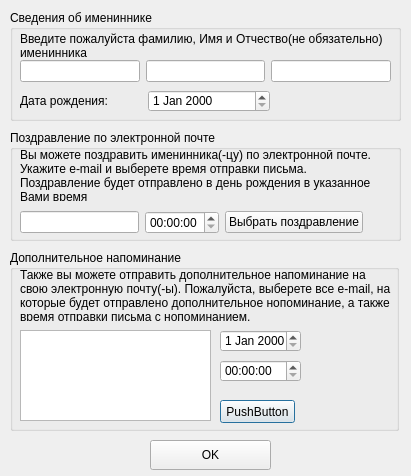
This is adddatadialog.ui in RyabovaKseniya/course-work.Calendar. as Qt 5 draws it before an edit. The edited form follows.
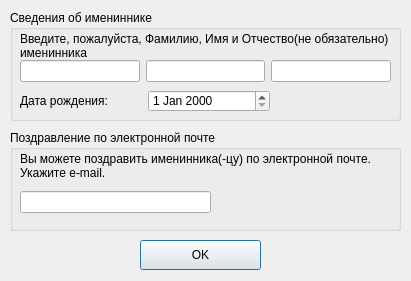
This is the edited form.

Patch:
```diff
--- a/adddatadialog.ui
+++ b/adddatadialog.ui
@@ -10,19 +10,19 @@
     <x>0</x>
     <y>0</y>
     <width>411</width>
-    <height>476</height>
+    <height>281</height>
    </rect>
   </property>
   <property name="minimumSize">
    <size>
     <width>411</width>
-    <height>476</height>
+    <height>281</height>
    </size>
   </property>
   <property name="maximumSize">
    <size>
     <width>411</width>
-    <height>476</height>
+    <height>281</height>
    </size>
   </property>
   <property name="acceptDrops">
@@ -121,84 +121,31 @@
      </rect>
     </property>
     <property name="text">
-     <string>Введите пожалуйста фамилию, Имя и Отчество(не обязательно) именинника</string>
+     <string>Введите, пожалуйста, Фамилию, Имя и Отчество(не обязательно) именинника</string>
     </property>
     <property name="wordWrap">
      <bool>true</bool>
     </property>
    </widget>
   </widget>
-  <widget class="QGroupBox" name="reminderDateEmailGroup">
+  <widget class="QPushButton" name="okSaveDataButton">
    <property name="geometry">
     <rect>
-     <x>10</x>
-     <y>250</y>
-     <width>389</width>
-     <height>181</height>
+     <x>140</x>
+     <y>240</y>
+     <width>121</width>
+     <height>30</height>
     </rect>
    </property>
-   <property name="title">
-    <string>Дополнительное напоминание</string>
+   <property name="minimumSize">
+    <size>
+     <width>40</width>
+     <height>30</height>
+    </size>
    </property>
-   <widget class="QLabel" name="txtReminderEmail">
-    <property name="geometry">
-     <rect>
-      <x>10</x>
-      <y>20</y>
-      <width>371</width>
-      <height>51</height>
-     </rect>
-    </property>
-    <property name="text">
-     <string>Также вы можете отправить дополнительное напоминание на свою электронную почту(-ы). Пожалуйста, выберете все e-mail, на которые будет отправлено дополнительное нопоминание, а также время отправки письма с нопоминанием.</string>
-    </property>
-    <property name="wordWrap">
-     <bool>true</bool>
-    </property>
-   </widget>
-   <widget class="QListWidget" name="choiceEmailUser">
-    <property name="geometry">
-     <rect>
-      <x>10</x>
-      <y>80</y>
-      <width>191</width>
-      <height>91</height>
-     </rect>
-    </property>
-   </widget>
-   <widget class="QDateEdit" name="choiceListRemindDateUser">
-    <property name="geometry">
-     <rect>
-      <x>210</x>
-      <y>80</y>
-      <width>81</width>
-      <height>22</height>
-     </rect>
-    </property>
-   </widget>
-   <widget class="QTimeEdit" name="choiceListRemindTimeUser">
-    <property name="geometry">
-     <rect>
-      <x>210</x>
-      <y>110</y>
-      <width>81</width>
-      <height>22</height>
-     </rect>
-    </property>
-   </widget>
-   <widget class="QPushButton" name="pushButton">
-    <property name="geometry">
-     <rect>
-      <x>210</x>
-      <y>150</y>
-      <width>75</width>
-      <height>23</height>
-     </rect>
-    </property>
-    <property name="text">
-     <string>PushButton</string>
-    </property>
-   </widget>
+   <property name="text">
+    <string>OK</string>
+   </property>
   </widget>
   <widget class="QGroupBox" name="congratulationGroup">
    <property name="geometry">
@@ -206,7 +153,7 @@
      <x>10</x>
      <y>130</y>
      <width>391</width>
-     <height>111</height>
+     <height>101</height>
     </rect>
    </property>
    <property name="title">
@@ -216,25 +163,25 @@
     <property name="geometry">
      <rect>
       <x>10</x>
-      <y>20</y>
+      <y>10</y>
       <width>361</width>
       <height>51</height>
      </rect>
     </property>
     <property name="text">
      <string>Вы можете поздравить именинника(-цу) по электронной почте.
-Укажите e-mail и выберете время отправки письма. Поздравление будет отправлено в день рождения в указанное Вами время</string>
+Укажите e-mail. </string>
     </property>
     <property name="wordWrap">
      <bool>true</bool>
     </property>
    </widget>
-   <widget class="QWidget" name="layoutWidget">
+   <widget class="QWidget" name="layoutWidget_2">
     <property name="geometry">
      <rect>
       <x>10</x>
-      <y>80</y>
-      <width>343</width>
+      <y>60</y>
+      <width>191</width>
       <height>25</height>
      </rect>
     </property>
@@ -242,38 +189,9 @@
      <item>
       <widget class="QLineEdit" name="emailFieldSender"/>
      </item>
-     <item>
-      <widget class="QTimeEdit" name="choiceListHoursReminder"/>
-     </item>
-     <item>
-      <widget class="QPushButton" name="chooseButton">
-       <property name="text">
-        <string>Выбрать поздравление</string>
-       </property>
-      </widget>
-     </item>
     </layout>
    </widget>
   </widget>
-  <widget class="QPushButton" name="okSaveDataButton">
-   <property name="geometry">
-    <rect>
-     <x>150</x>
-     <y>440</y>
-     <width>121</width>
-     <height>30</height>
-    </rect>
-   </property>
-   <property name="minimumSize">
-    <size>
-     <width>40</width>
-     <height>30</height>
-    </size>
-   </property>
-   <property name="text">
-    <string>OK</string>
-   </property>
-  </widget>
  </widget>
  <resources/>
  <connections/>
```
